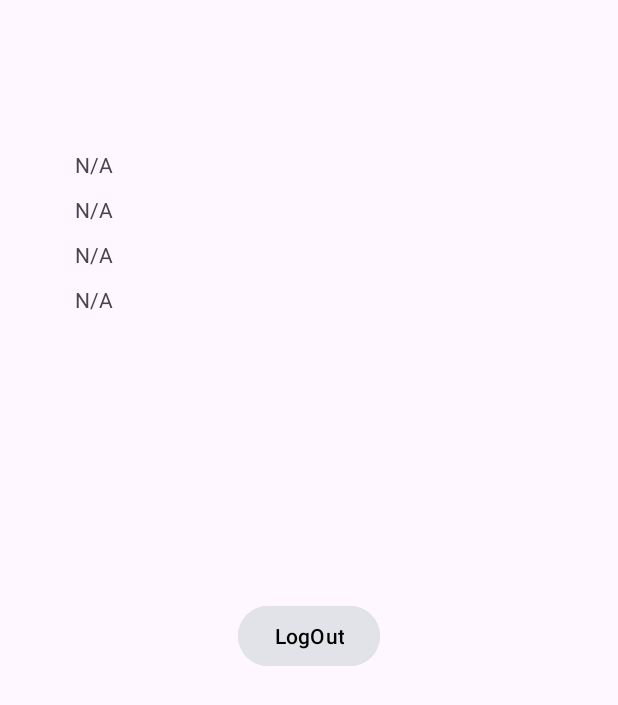
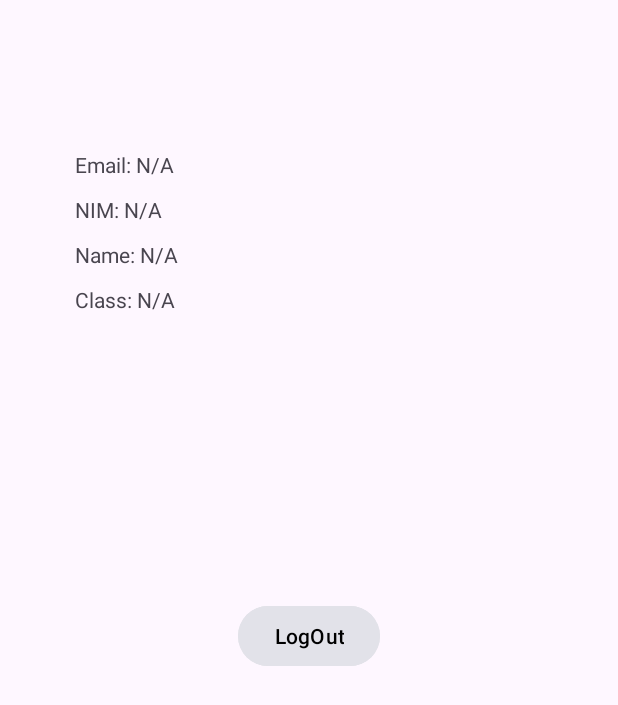
Before and after one commit to Tarissazzhr/PendataanalumniAndroid, an Android app: the fragment FragmentProfile shown on its own in the app's theme, on a phone screen of 412 x 824 dp. Shown: the top 705 px of the screen. Run offline under Robolectric (Android 15) with nearby library versions, the phone set to English and light mode, and no system bars.

Commit message:
update profile

```diff
--- a/app/src/main/java/com/example/utsprojek/FragmentProfile.kt
+++ b/app/src/main/java/com/example/utsprojek/FragmentProfile.kt
@@ -9,6 +9,10 @@ import android.widget.TextView
 import androidx.fragment.app.Fragment
 
 class FragmentProfile : Fragment(R.layout.fragmentprofile) {
+    private lateinit var userEmail: String
+    private lateinit var userNim: String
+    private lateinit var userName: String
+    private lateinit var userKelas: String
     override fun onCreateView(
         inflater: LayoutInflater, container: ViewGroup?,
         savedInstanceState: Bundle?
@@ -16,22 +20,18 @@ class FragmentProfile : Fragment(R.layout.fragmentprofile) {
         // Inflate the layout for this fragment
         val view = inflater.inflate(R.layout.fragmentprofile, container, false)
 
-        val sharedPreferences = activity?.getSharedPreferences("user_prefs", Context.MODE_PRIVATE)
+        // Retrieve user data from SharedPreferences
+        val sharedPreferences = requireActivity().getSharedPreferences("user_prefs", Context.MODE_PRIVATE)
+        userEmail = sharedPreferences.getString("email", "N/A") ?: "N/A"
+        userNim = sharedPreferences.getString("nim", "N/A") ?: "N/A"
+        userName = sharedPreferences.getString("name", "N/A") ?: "N/A"
+        userKelas = sharedPreferences.getString("kelas", "N/A") ?: "N/A"
 
-        val email = sharedPreferences?.getString("email", "N/A")
-        val nim = sharedPreferences?.getString("nim", "N/A")
-        val name = sharedPreferences?.getString("name", "N/A")
-        val kelas = sharedPreferences?.getString("kelas", "N/A")
-
-        val tvEmail = view.findViewById<TextView>(R.id.tvEmail)
-        val tvNim = view.findViewById<TextView>(R.id.tvNim)
-        val tvName = view.findViewById<TextView>(R.id.tvName)
-        val tvKelas = view.findViewById<TextView>(R.id.tvKelas)
-
-        tvEmail.text = email
-        tvNim.text = nim
-        tvName.text = name
-        tvKelas.text = kelas
+        // Display user data in TextViews
+        view.findViewById<TextView>(R.id.tvEmail).text = "Email: $userEmail"
+        view.findViewById<TextView>(R.id.tvNim).text = "NIM: $userNim"
+        view.findViewById<TextView>(R.id.tvName).text = "Name: $userName"
+        view.findViewById<TextView>(R.id.tvKelas).text = "Class: $userKelas"
 
         return view
     }
```
Also changed, not shown: app/src/main/java/com/example/utsprojek/RegisterActivity.kt (+9 -10 lines).
